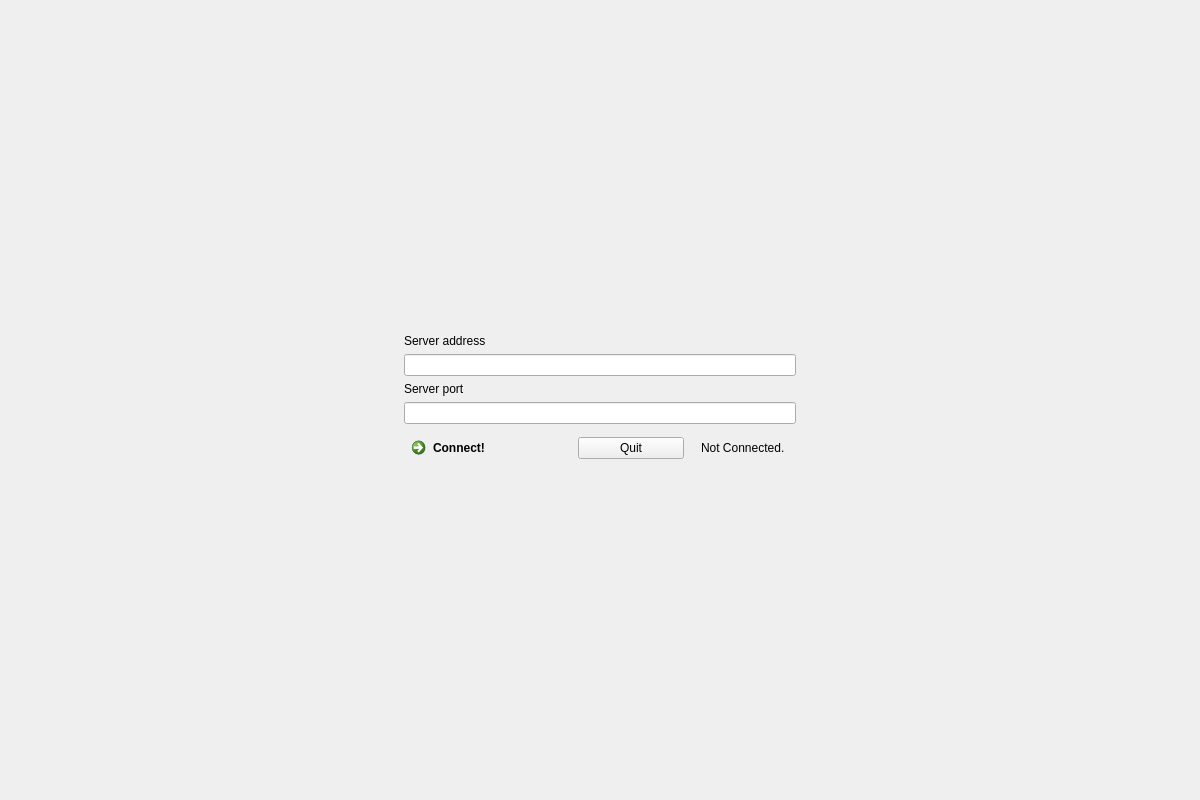
Perdex/OmikronBlast, file src/TFClient/frame.ui: the form before one commit.
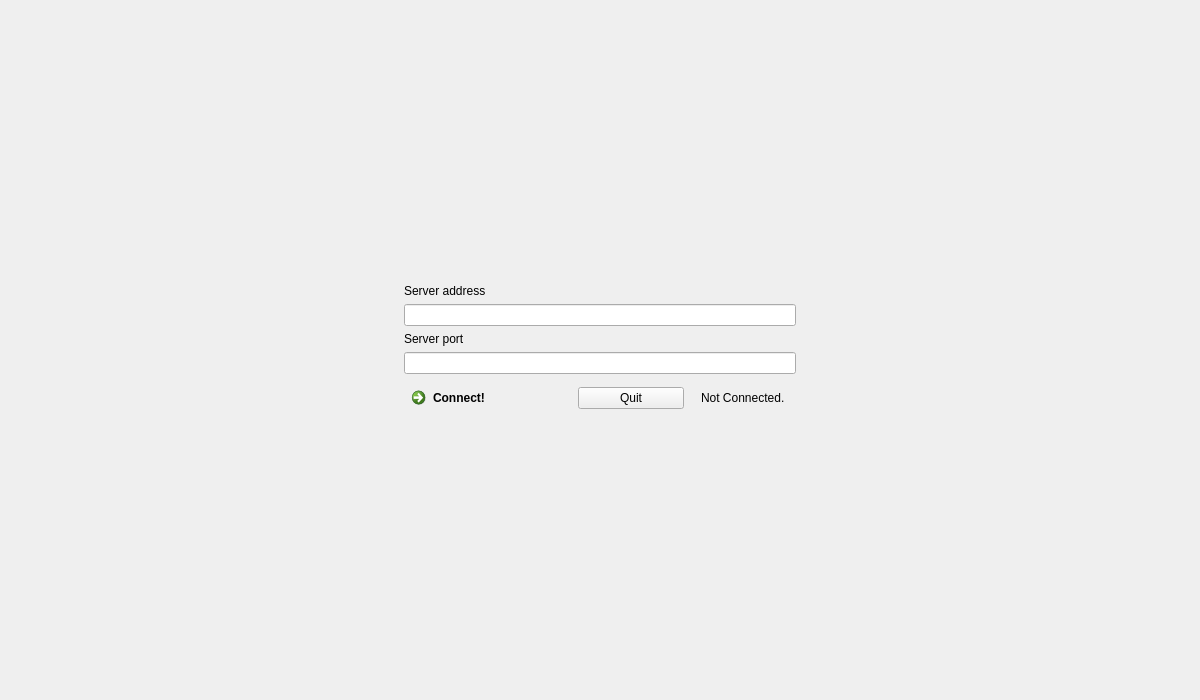
The form after the commit. Custom widgets are drawn as their Qt base class.

```diff
--- a/src/TFClient/frame.ui
+++ b/src/TFClient/frame.ui
@@ -7,7 +7,7 @@
     <x>0</x>
     <y>0</y>
     <width>1200</width>
-    <height>800</height>
+    <height>700</height>
    </rect>
   </property>
   <property name="sizePolicy">
@@ -19,13 +19,13 @@
   <property name="minimumSize">
    <size>
     <width>1200</width>
-    <height>800</height>
+    <height>700</height>
    </size>
   </property>
   <property name="maximumSize">
    <size>
     <width>1200</width>
-    <height>800</height>
+    <height>700</height>
    </size>
   </property>
   <property name="windowTitle">
```
